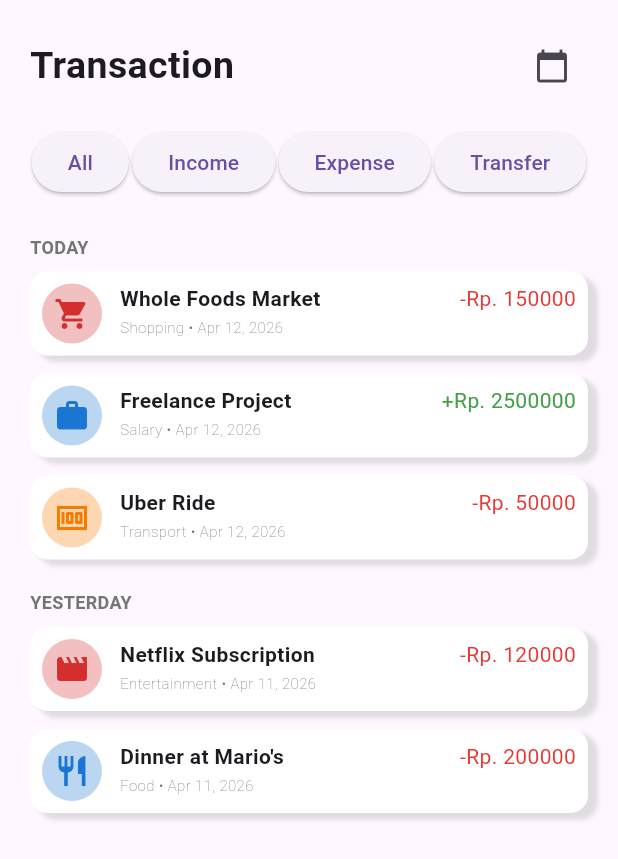
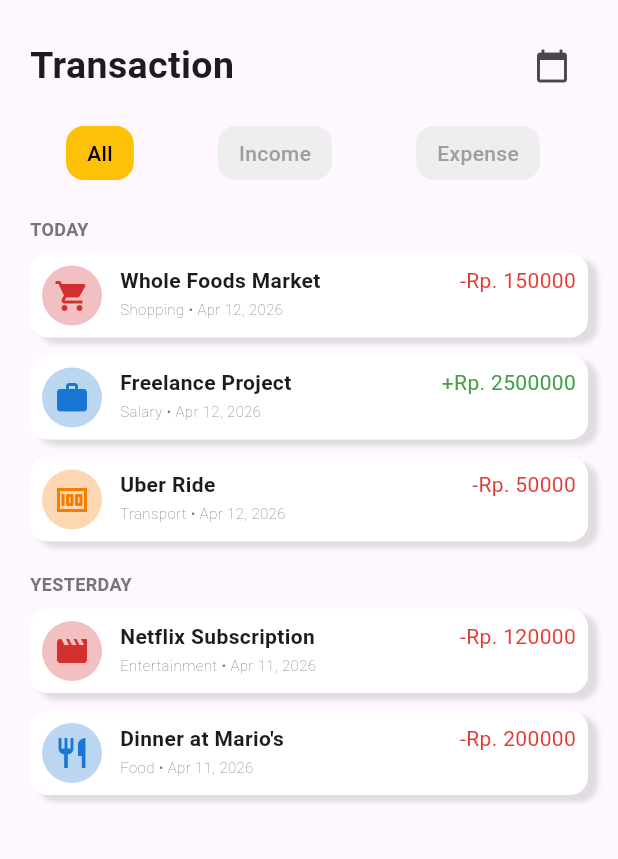
Before and after one commit to Pteraaaa/SoftEng_Kel10, a Flutter app: the TransactionScreen widget shown alone on an empty page, opened directly, on a phone screen of 412 x 824 dp. Shown: the top 859 px of the screen. Run offline on Flutter 3.47's test engine with Material 3 defaults, Android fonts, the phone set to English and light mode, and no system bars; our stand-ins replace google_sign_in, image_picker.

Commit message:
Transaction Screen 2

```diff
--- a/myapp/lib/Screens/TransactionScreen.dart
+++ b/myapp/lib/Screens/TransactionScreen.dart
@@ -9,7 +9,11 @@ class TransactionScreen extends StatefulWidget {
   State<TransactionScreen> createState() => _TransactionScreenState();
 }
 
+enum FilterType { all, income, expense }
+
 class _TransactionScreenState extends State<TransactionScreen> {
+  FilterType selectedFilter = FilterType.all;
+
   @override
   Widget build(BuildContext context) {
     final transactions = [
@@ -50,6 +54,8 @@ class _TransactionScreenState extends State<TransactionScreen> {
       ),
     ];
 
+    final filtered = _getFiltered(transactions);
+
     return Padding(
       padding: EdgeInsets.all(20),
       child: Column(
@@ -71,10 +77,9 @@ class _TransactionScreenState extends State<TransactionScreen> {
           Row(
             mainAxisAlignment: MainAxisAlignment.spaceAround,
             children: [
-              ElevatedButton(onPressed: () {}, child: Text("All")),
-              ElevatedButton(onPressed: () {}, child: Text("Income")),
-              ElevatedButton(onPressed: () {}, child: Text("Expense")),
-              ElevatedButton(onPressed: () {}, child: Text("Transfer")),
+              _buildFilter("All", FilterType.all),
+              _buildFilter("Income", FilterType.income),
+              _buildFilter("Expense", FilterType.expense),
             ],
           ),
 
@@ -84,22 +89,30 @@ class _TransactionScreenState extends State<TransactionScreen> {
             child: ListView(
               children: [
                 _sectionTitle("TODAY"),
-                ...List.generate(
-                  3,
-                  (index) => TransactionCard(
-                    transaction: transactions[index],
-                    index: index,
-                  ),
-                ),
+                ...filtered
+                    .where((t) => _isToday(t.date))
+                    .toList()
+                    .asMap()
+                    .entries
+                    .map(
+                      (entry) => TransactionCard(
+                        transaction: entry.value,
+                        index: entry.key,
+                      ),
+                    ),
 
                 _sectionTitle("YESTERDAY"),
-                ...List.generate(
-                  2,
-                  (index) => TransactionCard(
-                    transaction: transactions[index + 3],
-                    index: index,
-                  ),
-                ),
+                ...filtered
+                    .where((t) => _isYesterday(t.date))
+                    .toList()
+                    .asMap()
+                    .entries
+                    .map(
+                      (entry) => TransactionCard(
+                        transaction: entry.value,
+                        index: entry.key,
+                      ),
+                    ),
               ],
             ),
           ),
@@ -108,10 +121,18 @@ class _TransactionScreenState extends State<TransactionScreen> {
     );
   }
 
-  static Widget _FilterButton(String title) {
-    return SizedBox(
-      child: ElevatedButton(onPressed: () {}, child: Text(title)),
-    );
+  bool _isToday(DateTime date) {
+    final now = DateTime.now();
+    return date.year == now.year &&
+        date.month == now.month &&
+        date.day == now.day;
+  }
+
+  bool _isYesterday(DateTime date) {
+    final yesterday = DateTime.now().subtract(const Duration(days: 1));
+    return date.year == yesterday.year &&
+        date.month == yesterday.month &&
+        date.day == yesterday.day;
   }
 
   static Widget _sectionTitle(String title) {
@@ -127,4 +148,42 @@ class _TransactionScreenState extends State<TransactionScreen> {
       ),
     );
   }
+
+  Widget _buildFilter(String text, FilterType type) {
+    final isActive = selectedFilter == type;
+
+    return GestureDetector(
+      onTap: () {
+        setState(() {
+          selectedFilter = type;
+        });
+      },
+      child: Container(
+        margin: const EdgeInsets.only(right: 8),
+        padding: const EdgeInsets.symmetric(horizontal: 14, vertical: 8),
+        decoration: BoxDecoration(
+          color: isActive ? Colors.amber : Colors.grey.shade200,
+          borderRadius: BorderRadius.circular(12),
+        ),
+        child: Text(
+          text,
+          style: TextStyle(
+            color: isActive ? Colors.black : Colors.grey,
+            fontWeight: FontWeight.w500,
+          ),
+        ),
+      ),
+    );
+  }
+
+  List<TransactionModel> _getFiltered(List<TransactionModel> transaction) {
+    switch (selectedFilter) {
+      case FilterType.income:
+        return transaction.where((t) => !t.isExpense).toList();
+      case FilterType.expense:
+        return transaction.where((t) => t.isExpense).toList();
+      default:
+        return transaction;
+    }
+  }
 }
```
